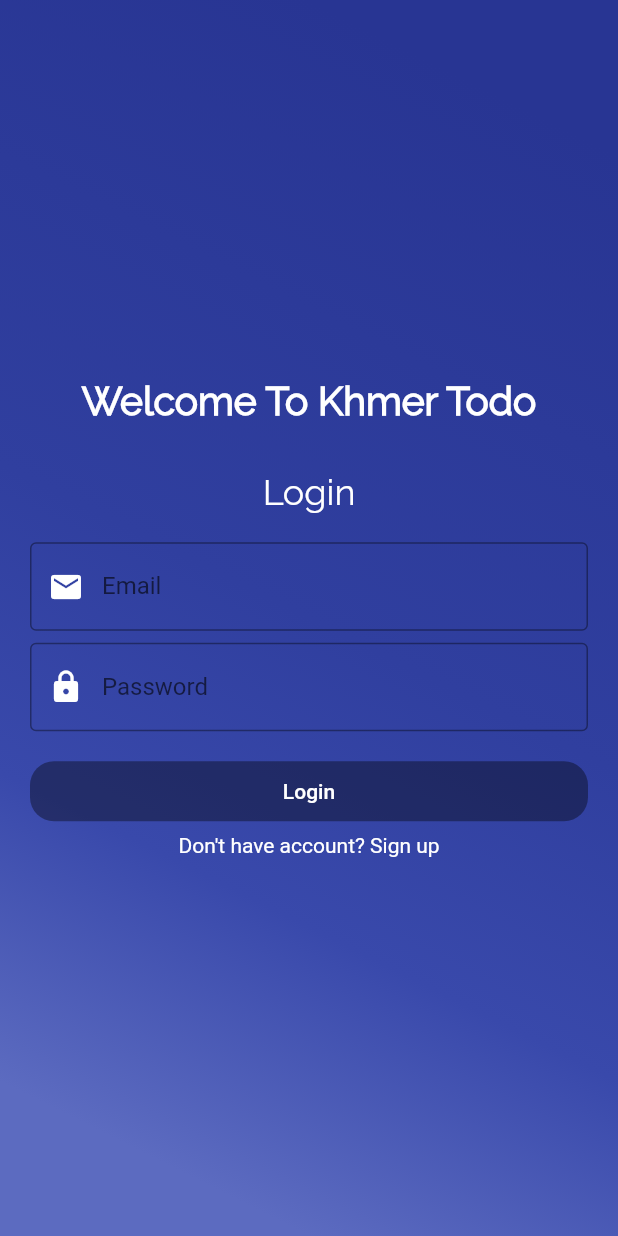
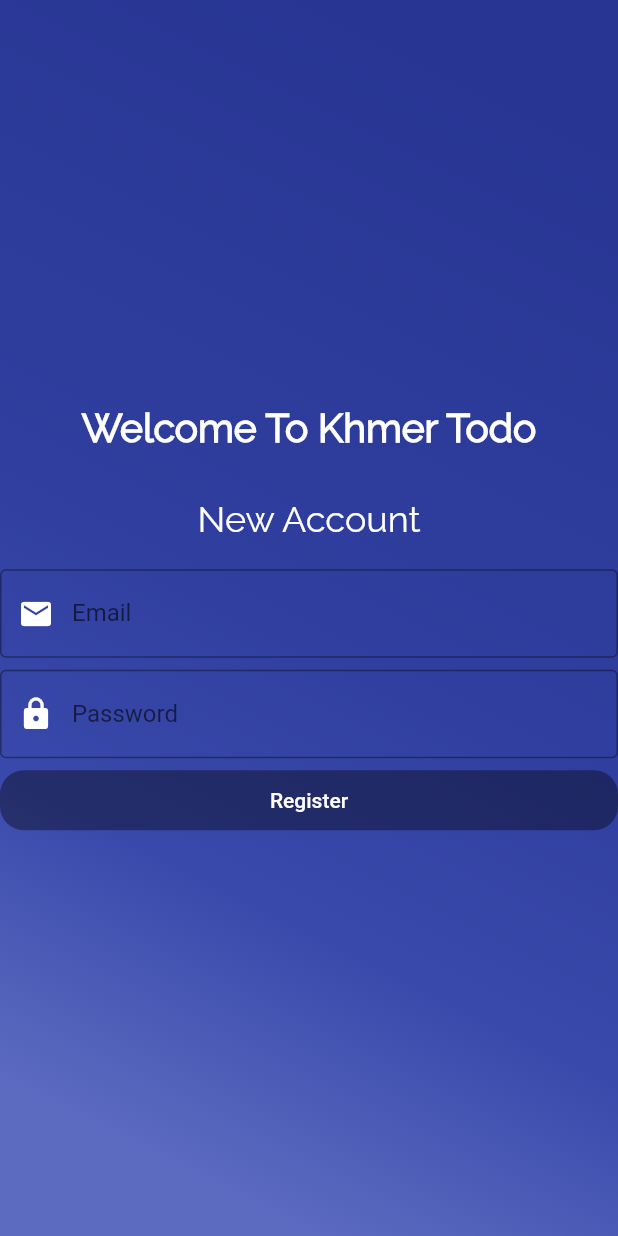
Before and after one commit to VathnaDev/flutter-todo, a Flutter app: the LoginScreen screen opened directly, after a tap on "Sign up", on a phone screen of 412 x 824 dp. Run offline on Flutter 3.47's test engine with Material 2 defaults, Android fonts, the phone set to English and light mode, and no system bars; our stand-ins replace cloud_firestore, firebase_auth, rxdart; accounts and stored records are empty.

```diff
--- a/lib/src/base_app.dart
+++ b/lib/src/base_app.dart
@@ -1,6 +1,7 @@
 import 'package:flutter/material.dart';
 import 'package:todo_app/src/bloc/provider.dart';
 import 'package:todo_app/src/screen/home.dart';
+import 'package:todo_app/src/screen/login.dart';
 
 class BaseApp extends StatelessWidget {
   @override
@@ -8,7 +9,7 @@ class BaseApp extends StatelessWidget {
     return Provider(
       child: MaterialApp(
         theme: getThemeData(),
-        home: HomeScreen(),
+        home: LoginScreen(),
       ),
     );
   }
--- a/lib/src/screen/login.dart
+++ b/lib/src/screen/login.dart
@@ -1,9 +1,17 @@
+import 'package:firebase_auth/firebase_auth.dart';
 import 'package:flutter/material.dart';
 import 'package:todo_app/src/bloc/bloc.dart';
 import 'package:todo_app/src/bloc/provider.dart';
 import 'package:todo_app/src/screen/home.dart';
+import 'package:todo_app/src/screen/signup.dart';
 
-class LoginScreen extends StatelessWidget {
+class LoginScreen extends StatefulWidget {
+  _LoginScreenState createState() => _LoginScreenState();
+}
+
+class _LoginScreenState extends State<LoginScreen> {
+  bool isBusy = false;
+
   @override
   Widget build(BuildContext context) {
     Bloc bloc = Provider.of(context);
@@ -23,6 +31,16 @@ class LoginScreen extends StatelessWidget {
             Colors.indigo[400],
           ],
         )),
+        child: Column(
+          mainAxisAlignment: MainAxisAlignment.start,
+          children: <Widget>[
+            Padding(
+              padding: EdgeInsets.only(top: 25.0),
+              child: Align(
+                child: LinearProgressIndicator(),
+              ),
+            ),
+            Expanded(
               child: Center(
                 child: SingleChildScrollView(
                   padding: const EdgeInsets.all(20.0),
@@ -52,7 +70,20 @@ class LoginScreen extends StatelessWidget {
                       SizedBox(height: 20.0),
                       _buildSubmitButton(context, bloc),
                       SizedBox(height: 8.0),
-                Row(
+                      buildRegisterRow(context)
+                    ],
+                  ),
+                ),
+              ),
+            ),
+          ],
+        ),
+      ),
+    );
+  }
+
+  Row buildRegisterRow(BuildContext context) {
+    return Row(
       mainAxisAlignment: MainAxisAlignment.center,
       children: <Widget>[
         Text(
@@ -60,19 +91,16 @@ class LoginScreen extends StatelessWidget {
           style: TextStyle(color: Colors.white),
         ),
         GestureDetector(
-                      onTap: () {},
+          onTap: () {
+            Navigator.push(context,
+                new MaterialPageRoute(builder: (context) => SignUpScreen()));
+          },
           child: Text(
             "Sign up",
             style: TextStyle(color: Colors.white),
           ),
         )
       ],
-                )
-              ],
-            ),
-          ),
-        ),
-      ),
     );
   }
 
@@ -136,6 +164,7 @@ class LoginScreen extends StatelessWidget {
               borderRadius: BorderRadius.circular(16.0),
             ),
             textColor: Colors.white,
+            disabledTextColor: Colors.grey,
             child: Text("Login"),
             onPressed: !snapshot.hasData
                 ? null
@@ -147,16 +176,32 @@ class LoginScreen extends StatelessWidget {
       ),
     );
   }
-}
 
-performLogin(Bloc bloc, BuildContext context) {
-  bool isValid = bloc.submit();
-  if (!isValid) {
-    print("Invalid");
-  } else {
+  performLogin(Bloc bloc, BuildContext context) async {
+    try {
+      setState(() {
+        isBusy = true;
+      });
+      FirebaseUser user = await bloc.loginUser();
+      if (user != null) {
         Navigator.pushReplacement(
           context,
           MaterialPageRoute(builder: (context) => HomeScreen()),
         );
       }
+    } catch (ex) {
+      setState(() {
+        isBusy = false;
+      });
+      Scaffold.of(context).showSnackBar(SnackBar(
+        content: Text("Invalid Username or Password"),
+      ));
+      // showDialog(
+      //     context: context,
+      //     builder: (context) => AlertDialog(
+      //           title: Text("Error"),
+      //           content: Text("Invalid username or password"),
+      //         ));
     }
+  }
+}
--- /dev/null
+++ b/lib/src/screen/signup.dart
@@ -0,0 +1,146 @@
+import 'package:firebase_auth/firebase_auth.dart';
+import 'package:flutter/material.dart';
+import 'package:todo_app/src/bloc/bloc.dart';
+import 'package:todo_app/src/bloc/provider.dart';
+import 'package:todo_app/src/screen/home.dart';
+
+class SignUpScreen extends StatelessWidget {
+  @override
+  Widget build(BuildContext context) {
+    Bloc bloc = Provider.of(context);
+
+    return Scaffold(
+      body: Container(
+        decoration: BoxDecoration(
+            gradient: LinearGradient(
+          begin: Alignment.topRight,
+          end: Alignment.bottomLeft,
+          stops: [0.1, 0.5, 0.7, 0.9],
+          colors: [
+            // Colors are easy thanks to Flutter's Colors class.
+            Colors.indigo[800],
+            Colors.indigo[700],
+            Colors.indigo[600],
+            Colors.indigo[400],
+          ],
+        )),
+        child: Center(
+          child: SingleChildScrollView(
+            child: Column(
+              children: <Widget>[
+                Text(
+                  "Welcome To Khmer Todo",
+                  style: TextStyle(
+                      fontFamily: 'Raleway',
+                      fontSize: 26.0,
+                      color: Colors.white,
+                      fontWeight: FontWeight.bold),
+                ),
+                SizedBox(height: 30.0),
+                Text(
+                  "New Account",
+                  style: TextStyle(
+                    fontSize: 24.0,
+                    color: Colors.white,
+                    fontFamily: 'Raleway',
+                  ),
+                ),
+                SizedBox(height: 20.0),
+                _buildEmailInput(bloc),
+                SizedBox(height: 8.0),
+                _buildPasswordInput(bloc),
+                SizedBox(height: 8.0),
+                _buildSubmitButton(context, bloc)
+              ],
+            ),
+          ),
+        ),
+      ),
+    );
+  }
+}
+
+Widget _buildEmailInput(Bloc bloc) {
+  return StreamBuilder(
+    stream: bloc.email,
+    builder: (context, snapshot) {
+      return TextField(
+        style: TextStyle(
+          color: Colors.white,
+        ),
+        onChanged: bloc.changeEmail,
+        keyboardType: TextInputType.emailAddress,
+        decoration: InputDecoration(
+          labelText: "Email",
+          prefixIcon: Icon(
+            Icons.email,
+            color: Colors.white,
+          ),
+          border: OutlineInputBorder(),
+          errorText: snapshot.error,
+        ),
+      );
+    },
+  );
+}
+
+Widget _buildPasswordInput(Bloc bloc) {
+  return StreamBuilder(
+      stream: bloc.password,
+      builder: (context, snapshot) {
+        return TextField(
+          onChanged: bloc.changePassword,
+          obscureText: true,
+          style: TextStyle(
+            color: Colors.white,
+          ),
+          decoration: InputDecoration(
+            labelText: "Password",
+            prefixIcon: Icon(
+              Icons.lock,
+              color: Colors.white,
+            ),
+            border: OutlineInputBorder(),
+            errorText: snapshot.error,
+          ),
+        );
+      });
+}
+
+Widget _buildSubmitButton(BuildContext con, Bloc bloc) {
+  return SizedBox(
+    width: double.infinity,
+    height: 40.0,
+    child: StreamBuilder(
+      stream: bloc.submitValid,
+      builder: (context, snapshot) {
+        return RaisedButton(
+          color: Theme.of(context).accentColor,
+          shape: RoundedRectangleBorder(
+            borderRadius: BorderRadius.circular(16.0),
+          ),
+          textColor: Colors.white,
+          disabledTextColor: Colors.grey,
+          child: Text("Register"),
+          onPressed: !snapshot.hasData
+              ? null
+              : () {
+                  performRegisterAccount(bloc, context);
+                },
+        );
+      },
+    ),
+  );
+}
+
+performRegisterAccount(Bloc bloc, BuildContext context) async {
+  FirebaseUser user = await bloc.registerUser();
+  if (user == null) {
+    print("Invalid");
+  } else {
+    Navigator.pushReplacement(
+      context,
+      MaterialPageRoute(builder: (context) => HomeScreen()),
+    );
+  }
+}
--- a/pubspec.yaml
+++ b/pubspec.yaml
@@ -13,6 +13,7 @@ environment:
   sdk: ">=2.0.0-dev.68.0 <3.0.0"
 
 dependencies:
+  firebase_auth: ^0.6.6
   flutter:
     sdk: flutter
   rxdart: ^0.19.0
```
Also changed, not shown: lib/src/bloc/bloc.dart (+19 -3 lines), lib/src/screen/home.dart (+7 -4 lines), lib/src/screen/new_todo.dart (+10 -4 lines), 1 other file. Lines whose indentation alone changed are shown as unchanged.
